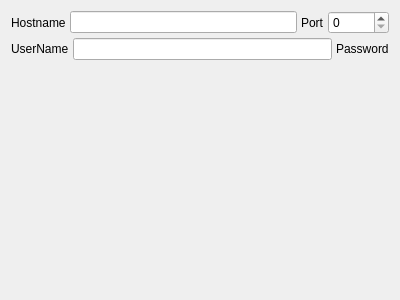
Above: src/sessionoptions/sessionoptionsssh2properties.ui from QQxiaoming/quardCRT before the change. Below: the same form after it.
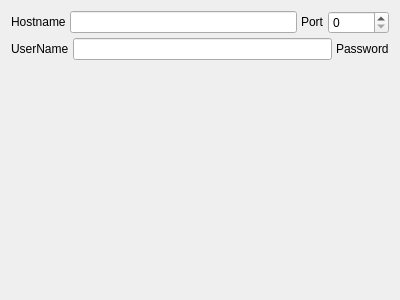
That is the form after the change.

The edit to the form file:
```diff
--- a/src/sessionoptions/sessionoptionsssh2properties.ui
+++ b/src/sessionoptions/sessionoptionsssh2properties.ui
@@ -22,7 +22,7 @@
      <item>
       <widget class="QLabel" name="label">
        <property name="sizePolicy">
-        <sizepolicy hsizetype="Fixed" vsizetype="Preferred">
+        <sizepolicy hsizetype="Fixed" vsizetype="Fixed">
          <horstretch>0</horstretch>
          <verstretch>0</verstretch>
         </sizepolicy>
@@ -38,7 +38,7 @@
      <item>
       <widget class="QLabel" name="label_2">
        <property name="sizePolicy">
-        <sizepolicy hsizetype="Fixed" vsizetype="Preferred">
+        <sizepolicy hsizetype="Fixed" vsizetype="Fixed">
          <horstretch>0</horstretch>
          <verstretch>0</verstretch>
         </sizepolicy>
@@ -65,7 +65,7 @@
      <item>
       <widget class="QLabel" name="label_3">
        <property name="sizePolicy">
-        <sizepolicy hsizetype="Fixed" vsizetype="Preferred">
+        <sizepolicy hsizetype="Fixed" vsizetype="Fixed">
          <horstretch>0</horstretch>
          <verstretch>0</verstretch>
         </sizepolicy>
@@ -81,7 +81,7 @@
      <item>
       <widget class="QLabel" name="label_4">
        <property name="sizePolicy">
-        <sizepolicy hsizetype="Fixed" vsizetype="Preferred">
+        <sizepolicy hsizetype="Fixed" vsizetype="Fixed">
          <horstretch>0</horstretch>
          <verstretch>0</verstretch>
         </sizepolicy>
```
Left out of the diff: 2 changed lines with no effect on the pictures.
